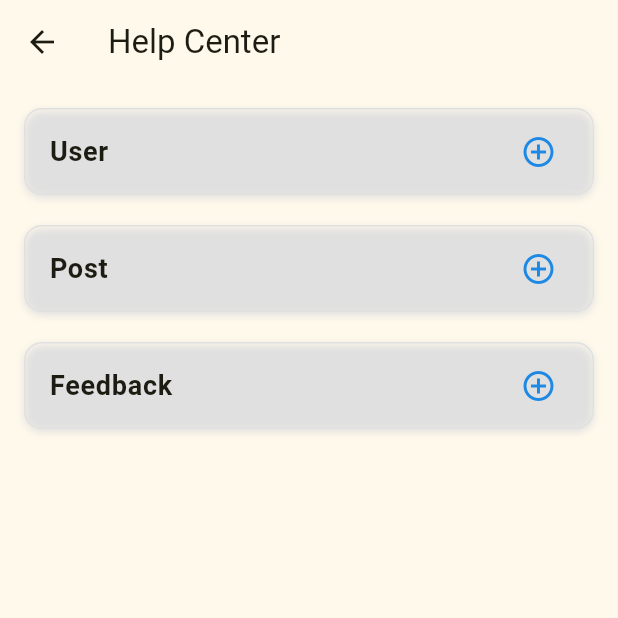
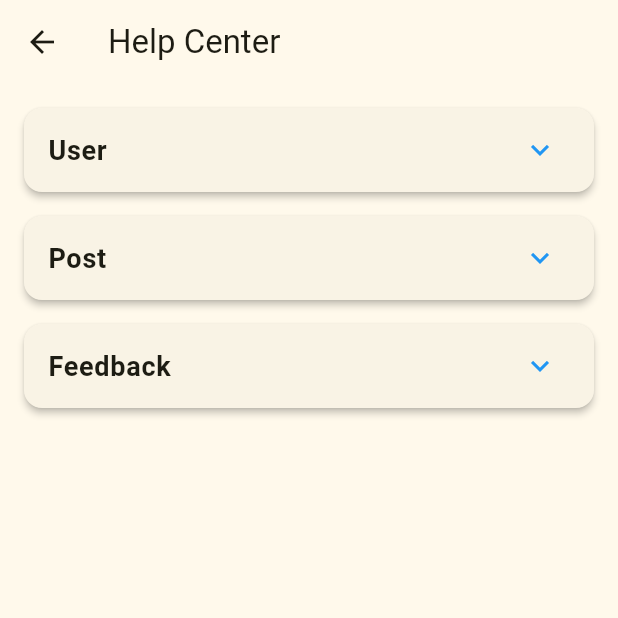
Before and after one commit to shr-gitt/Tourism-Centric-Social-Networking-App, a Flutter app: the HelpCenterPage screen opened directly, on a phone screen of 412 x 824 dp, the top half of it. Run offline on Flutter 3.47's test engine with Material 3 defaults, Android fonts, the phone set to English and light mode, and no system bars; our stand-ins replace dio, flutter_map, flutter_typeahead, getwidget, image_picker, latlong2 and 2 more; missing offline and left inert: maptiler_flutter; accounts and stored records are empty.

Commit message:
Help Center UI

```diff
--- a/frontend/lib/pages/help_center.dart
+++ b/frontend/lib/pages/help_center.dart
@@ -17,170 +17,112 @@ class HelpCenterPage extends StatelessWidget {
         ),
         title: const Text('Help Center'),
       ),
-
       body: SingleChildScrollView(
         padding: const EdgeInsets.all(16.0),
         child: Column(
-          children: [
-            // User Section
+          children: const [
             HelpSection(
               title: "User",
               faqs: [
                 HelpFaq(
-                  question: "How to edit my profile?",
-                  answer: """
-1. Open the app and go to your profile page.
-2. Tap on the "Edit" icon at the top right of the profile page.
-3. Modify the details such as your name, username, profile picture, etc.
-4. After making changes, tap the "Save" button to update your profile.
-""",
+                  question: "How do I edit my profile?",
+                  answer: """1. Tap your profile icon at the bottom right.
+2. On your profile page, tap the edit icon (pencil) in the top right.
+3. Edit your name, bio, username, or profile picture.
+4. Tap Save to apply changes.""",
                 ),
                 HelpFaq(
-                  question: "How to change my password?",
-                  answer: """
-1. Go to the settings section of the app.
-2. Tap on "Change Password."
-3. Enter your current password for verification.
-4. Enter the new password and confirm it by typing it again.
-5. Tap "Save" to update your password.
-""",
+                  question: "How do I change my password?",
+                  answer: """1. Go to Settings > Account > Change Password.
+2. Enter your current password, then your new password.
+3. Confirm the new password.
+4. Tap Save. You’ll see a confirmation if successful.""",
                 ),
                 HelpFaq(
-                  question: "How to delete my account?",
-                  answer: """
-1. Open the settings page from the profile menu.
-2. Scroll down and select "Delete Account."
-3. Enter your password to verify.
-4. Confirm that you want to permanently delete your account.
-5. Your account will be deleted after confirmation, and you will be logged out of the app.
-""",
+                  question: "How do I delete my account?",
+                  answer: """1. Navigate to Settings > Account > Delete Account.
+2. Read the warning — this action is permanent.
+3. Enter your password to confirm your identity.
+4. Tap Delete. Your account and all content will be removed.""",
                 ),
                 HelpFaq(
-                  question: "How to recover my password?",
-                  answer: """
-1. Tap on the "Forgot Password" link on the login page.
-2. Enter your email address associated with the account.
-3. You will receive a password reset link via email.
-4. Open the email and click the reset link.
-5. Create a new password and confirm it.
-6. Log in with your new password.
-""",
+                  question: "How do I recover a forgotten password?",
+                  answer: """1. On the login screen, tap Forgot Password?
+2. Enter the email linked to your account.
+3. Check your inbox for a password reset link.
+4. Tap the link, set a new password, and confirm it.
+5. Log in with your new password.""",
                 ),
                 HelpFaq(
-                  question: "How to update my email address?",
-                  answer: """
-1. Go to the profile page and tap the "Edit" icon.
-2. Select the option to change your email address.
-3. Enter your new email address and verify it.
-4. Save the changes and a verification email will be sent to your new email.
-5. Confirm the change by clicking on the link in your email.
-""",
+                  question: "How do I update my email?",
+                  answer: """1. Go to Profile > Edit > Email Address.
+2. Enter your new email and confirm it.
+3. A verification link will be sent to the new address.
+4. Open the email and tap Verify.
+5. Your email will be updated once verified.""",
                 ),
               ],
             ),
-            // Post Section
             HelpSection(
               title: "Post",
               faqs: [
                 HelpFaq(
-                  question: "How to create a post?",
-                  answer: """
-1. Tap the '+' button located at the bottom center of the screen.
-2. Choose a type of post (Text, Image, etc.).
-3. Add a title and description for the post.
-4. If applicable, attach media like images or videos.
-5. Tap "Post" to share your content with others.
-""",
+                  question: "How do I create a post?",
+                  answer: """1. Tap the + button at the bottom center.
+2. Select a post type: Text, Image, or Video.
+3. Add a title, description, and optional media.
+4. Choose privacy (Public/Private) and tags.
+5. Tap Post to publish.""",
                 ),
                 HelpFaq(
-                  question: "How to edit a post?",
-                  answer: """
-1. Navigate to the post you want to edit.
-2. Tap the three dots at the top right corner of the post.
-3. Select "Edit" from the menu.
-4. Make changes to your title, description, or media.
-5. Tap "Save" to update the post.
-""",
+                  question: "How do I edit a post?",
+                  answer: """1. Open the post you want to update.
+2. Tap the three dots (⋮) at the top right.
+3. Select Edit.
+4. Modify content, images, or tags.
+5. Tap Save to update the post.""",
                 ),
                 HelpFaq(
-                  question: "How to delete a post?",
-                  answer: """
-1. Go to the post you wish to delete.
-2. Tap the three dots at the top right corner.
-3. Select the "Delete" option from the menu.
-4. A confirmation message will appear.
-5. Tap "Confirm" to permanently delete the post.
-""",
+                  question: "How do I delete a post?",
+                  answer: """1. Go to your post.
+2. Tap the three dots (⋮) > Delete.
+3. Confirm deletion in the popup.
+4. The post will be permanently removed.""",
                 ),
                 HelpFaq(
-                  question: "How to add tags to my post?",
-                  answer: """
-1. While creating a post, you will see an option to add tags.
-2. Tap on the "Add Tags" button.
-3. Enter keywords that relate to your post.
-4. Tap "Done" or "Save" to attach tags to your post.
-""",
+                  question: "How do I add tags?",
+                  answer:
+                      """1. While creating or editing a post, scroll to the Tags section.
+2. Tap Add Tag, and enter relevant keywords (e.g., “fitness”, “travel”).
+3. Tap Done to save your tags.
+4. Tags improve visibility and searchability.""",
                 ),
                 HelpFaq(
-                  question: "How to share a post?",
-                  answer: """
-1. Open the post you want to share.
-2. Tap the "Share" icon, usually represented by an arrow.
-3. Choose your preferred sharing method (social media, messaging, etc.).
-4. Select the recipient or platform and tap "Share."
-""",
+                  question: "How do I share a post?",
+                  answer: """1. Tap on the post to open it fully.
+2. Tap the Share icon (arrow or box with arrow).
+3. Choose an app (e.g., WhatsApp, Instagram, Email).
+4. Follow the platform's steps to share.""",
                 ),
               ],
             ),
-            // Feedback Section
             HelpSection(
               title: "Feedback",
               faqs: [
                 HelpFaq(
-                  question: "How to give feedback?",
-                  answer: """
-1. Open the app and go to settings.
-2. Tap on "Give Feedback" under the Help section.
-3. Choose the type of feedback (suggestion, bug report, etc.).
-4. Enter your feedback in the provided text box.
-5. Tap "Submit" to send your feedback to the support team.
-""",
+                  question: "How do I give feedback?",
+                  answer: """1. Go to Settings > Help & Support > Give Feedback.
+2. Choose a feedback type: Bug Report, Feature Request, General Feedback.
+3. Describe your issue or suggestion in the form.
+4. Optionally attach a screenshot.
+5. Tap Submit. You’ll get an acknowledgment.""",
                 ),
                 HelpFaq(
-                  question: "How to check feedback status?",
-                  answer: """
-1. Go to the settings page of the app.
-2. Tap on "My Feedback."
-3. View the status of your submitted feedback (Pending, Reviewed, etc.).
-4. If your feedback has been resolved, you will be notified.
-""",
-                ),
-                HelpFaq(
-                  question: "Can I edit my feedback?",
-                  answer: """
-1. Once submitted, feedback cannot be edited.
-2. If you need to modify your feedback, submit a new feedback entry with the updated information.
-3. You can contact support if it's an urgent update.
-""",
-                ),
-                HelpFaq(
-                  question: "How to contact support for further assistance?",
-                  answer: """
-1. In the settings, tap on "Contact Support."
-2. Choose the preferred method of communication (Email, Phone, etc.).
-3. Enter your issue and submit it.
-4. The support team will reach out to you with a resolution.
-""",
-                ),
-                HelpFaq(
-                  question: "How to rate the app?",
-                  answer: """
-1. Open the settings page.
-2. Tap on "Rate App."
-3. Choose a rating (1 to 5 stars).
-4. Optionally, leave a comment.
-5. Tap "Submit" to send your rating to the app store.
-""",
+                  question: "How do I check feedback status?",
+                  answer: """1. Go to Settings > Help & Support > My Feedback.
+2. You’ll see a list of your feedback entries.
+3. Each will show a status: Pending, Reviewed, or Resolved.
+4. Tap any entry to view the details.""",
                 ),
               ],
             ),
@@ -198,8 +140,7 @@ class HelpSection extends StatefulWidget {
   const HelpSection({required this.title, required this.faqs, super.key});
 
   @override
-  // ignore: library_private_types_in_public_api
-  _HelpSectionState createState() => _HelpSectionState();
+  State<HelpSection> createState() => _HelpSectionState();
 }
 
 class _HelpSectionState extends State<HelpSection> {
@@ -207,19 +148,10 @@ class _HelpSectionState extends State<HelpSection> {
 
   @override
   Widget build(BuildContext context) {
-    return Container(
-      margin: const EdgeInsets.only(bottom: 20),
-      decoration: BoxDecoration(
-        borderRadius: BorderRadius.circular(12),
-        border: Border.all(color: const Color(0xFFE0E0E0)),
-        boxShadow: [
-          BoxShadow(
-            color: Colors.grey.shade300,
-            blurRadius: 4,
-            offset: const Offset(0, 2),
-          ),
-        ],
-      ),
+    return Card(
+      margin: const EdgeInsets.only(bottom: 16),
+      shape: RoundedRectangleBorder(borderRadius: BorderRadius.circular(12)),
+      elevation: 2,
       child: Column(
         children: [
           ListTile(
@@ -228,55 +160,68 @@ class _HelpSectionState extends State<HelpSection> {
               style: const TextStyle(fontSize: 18, fontWeight: FontWeight.bold),
             ),
             trailing: Icon(
-              _isExpanded
-                  ? Icons.remove_circle_outline
-                  : Icons.add_circle_outline,
-              color: Colors.blue.shade600,
+              _isExpanded ? Icons.expand_less : Icons.expand_more,
+              color: Colors.blue,
             ),
             onTap: () {
-              setState(() {
-                _isExpanded = !_isExpanded;
-              });
+              setState(() => _isExpanded = !_isExpanded);
             },
           ),
-          if (_isExpanded) ...widget.faqs.map((faq) => HelpFaqCard(faq: faq)),
+          if (_isExpanded) ...widget.faqs.map((faq) => HelpFaqTile(faq: faq)),
         ],
       ),
     );
   }
 }
 
-class HelpFaqCard extends StatelessWidget {
+class HelpFaqTile extends StatefulWidget {
   final HelpFaq faq;
 
-  const HelpFaqCard({required this.faq, super.key});
+  const HelpFaqTile({required this.faq, super.key});
+
+  @override
+  State<HelpFaqTile> createState() => _HelpFaqTileState();
+}
+
+class _HelpFaqTileState extends State<HelpFaqTile> {
+  bool _isExpanded = false;
 
   @override
   Widget build(BuildContext context) {
-    return Container(
-      padding: const EdgeInsets.all(16.0),
-      margin: const EdgeInsets.only(bottom: 12),
-      decoration: BoxDecoration(
-        color: Colors.grey.shade50,
-        borderRadius: BorderRadius.circular(12),
-        border: Border.all(color: Colors.grey.shade200),
-      ),
+    return Padding(
+      padding: const EdgeInsets.symmetric(horizontal: 12.0),
       child: Column(
-        crossAxisAlignment: CrossAxisAlignment.start,
         children: [
-          Text(
-            faq.question,
-            style: const TextStyle(
-              fontSize: 16,
-              fontWeight: FontWeight.w600,
-              color: Colors.black87,
+          ListTile(
+            contentPadding: EdgeInsets.zero,
+            title: Text(
+              widget.faq.question,
+              style: const TextStyle(fontSize: 16, fontWeight: FontWeight.w500),
             ),
+            trailing: Icon(
+              _isExpanded
+                  ? Icons.remove_circle_outline
+                  : Icons.add_circle_outline,
+              color: Colors.grey[600],
+            ),
+            onTap: () {
+              setState(() => _isExpanded = !_isExpanded);
+            },
           ),
-          const SizedBox(height: 8),
-          Text(
-            faq.answer,
-            style: TextStyle(fontSize: 14, color: Colors.grey.shade600),
-          ),
+          if (_isExpanded)
+            Container(
+              width: double.infinity,
+              margin: const EdgeInsets.only(bottom: 12),
+              padding: const EdgeInsets.symmetric(horizontal: 12, vertical: 8),
+              decoration: BoxDecoration(
+                color: Colors.grey.shade100,
+                borderRadius: BorderRadius.circular(8),
+              ),
+              child: Text(
+                widget.faq.answer,
+                style: TextStyle(fontSize: 14, color: Colors.grey.shade800),
+              ),
+            ),
         ],
       ),
     );
@@ -287,5 +232,5 @@ class HelpFaq {
   final String question;
   final String answer;
 
-  HelpFaq({required this.question, required this.answer});
+  const HelpFaq({required this.question, required this.answer});
 }
```
